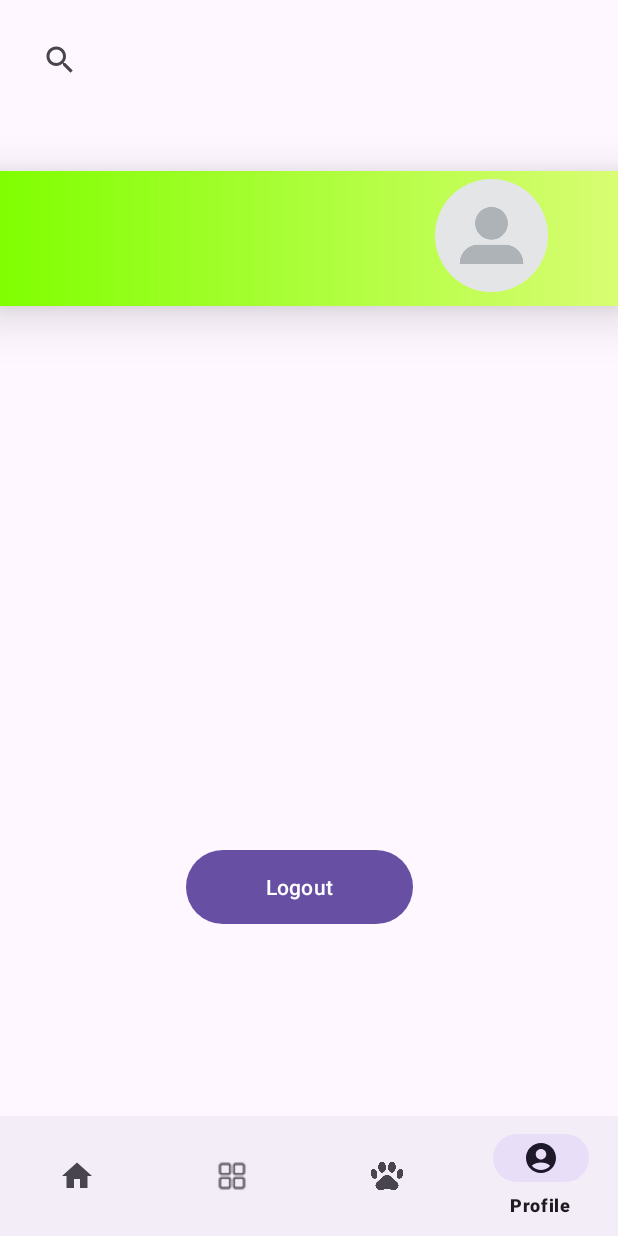
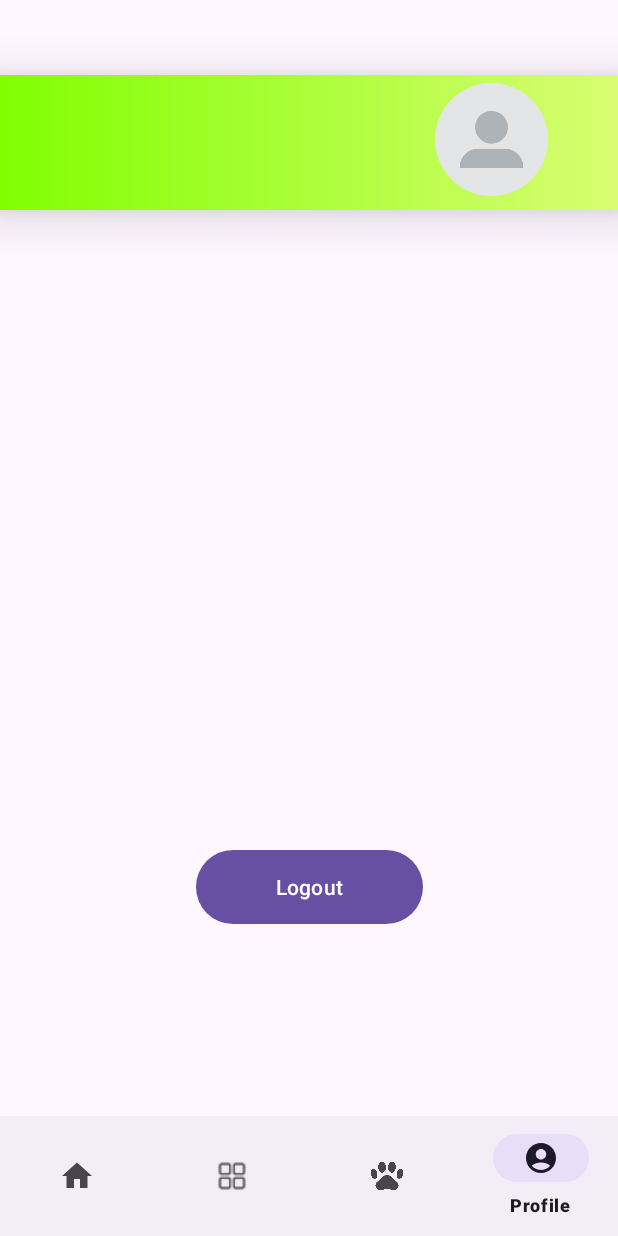
Before and after one commit to BhatVignesh/PawPal, an Android app: the screen it shows after launch once a user with an empty profile is signed in (MainActivity), item 4 of the bottom bar chosen, on a phone screen of 412 x 824 dp. Run offline under Robolectric (Android 15) with nearby library versions, the phone set to English and light mode, and no system bars; our stand-ins replace Firebase (no records; nobody signed in at launch, a user with empty details on screens opened directly); libraries missing offline, so code that uses them is left out: com.denzcoskun.imageslider; 5 statements that could not run were skipped.

Commit message:
searchbar doesnt appear in profile

```diff
--- a/app/src/main/java/com/example/pawpal10/MainActivity.java
+++ b/app/src/main/java/com/example/pawpal10/MainActivity.java
@@ -7,7 +7,6 @@ import android.view.View;
 import android.widget.ArrayAdapter;
 import android.widget.ListView;
 
-import androidx.activity.OnBackPressedCallback;
 import androidx.annotation.NonNull;
 import androidx.appcompat.app.AppCompatActivity;
 import androidx.appcompat.widget.SearchView;
@@ -40,12 +39,10 @@ public class MainActivity extends AppCompatActivity {
         setContentView(R.layout.activity_main);
 
         initializeFirebaseAuth();
+        initializeSearchView();  // Initialize SearchView first
         initializeBottomNavigationView();
         initializeFragments();
         checkUserAuthentication();
-
-        initializeSearchView();
-
     }
 
     private void initializeFirebaseAuth() {
@@ -152,7 +149,12 @@ public class MainActivity extends AppCompatActivity {
         FragmentTransaction fragmentTransaction = fragmentManager.beginTransaction();
         fragmentTransaction.replace(R.id.frameLayout, fragment);
         fragmentTransaction.commit();
+
+        // Handle SearchView visibility
+        if (fragment instanceof profileFragment) {
+            searchView.setVisibility(View.GONE);
+        } else {
+            searchView.setVisibility(View.VISIBLE);
+        }
     }
-
-
 }
--- a/app/src/main/res/layout/fragment_profile.xml
+++ b/app/src/main/res/layout/fragment_profile.xml
@@ -52,10 +52,10 @@
             android:id="@+id/logoutButton"
             android:layout_width="151dp"
             android:layout_height="57dp"
-            android:layout_marginStart="124dp"
             android:layout_marginBottom="124dp"
             android:text="@string/logout"
             app:layout_constraintBottom_toBottomOf="parent"
+            app:layout_constraintEnd_toEndOf="parent"
             app:layout_constraintStart_toStartOf="parent" />
 
         <ListView
```
